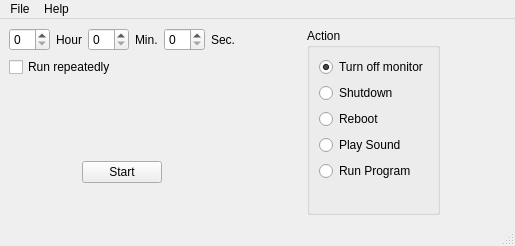
Old version of the form hmtimer/mainwindow.ui in the repository cges30901/hmtimer.
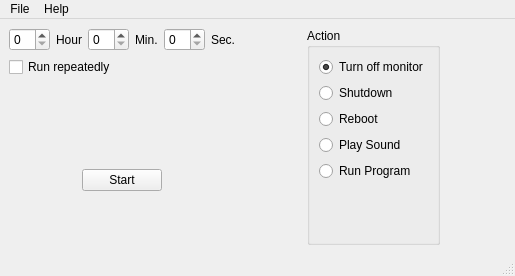
New version of the form. Icons and pictures are not drawn.

Commit message: edit tab order

```diff
--- a/hmtimer/mainwindow.ui
+++ b/hmtimer/mainwindow.ui
@@ -7,7 +7,7 @@
     <x>0</x>
     <y>0</y>
     <width>515</width>
-    <height>246</height>
+    <height>276</height>
    </rect>
   </property>
   <property name="windowTitle">
```
Left out of the diff: 6 changed lines with no effect on the pictures.
